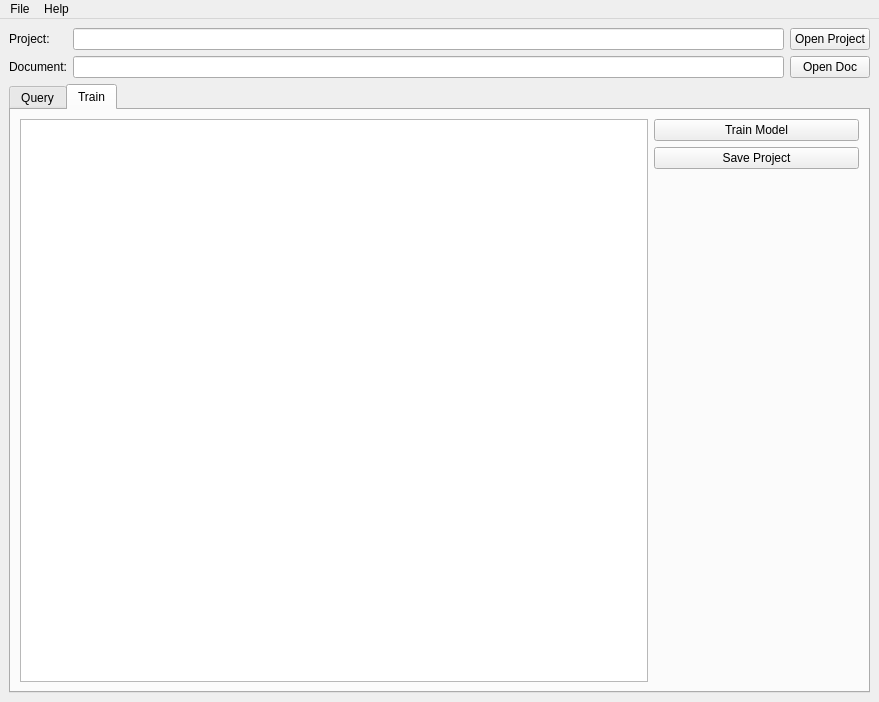
Above: GUI/doctopic.ui from SeeligA/doctopic before the change. Below: the same form after it.
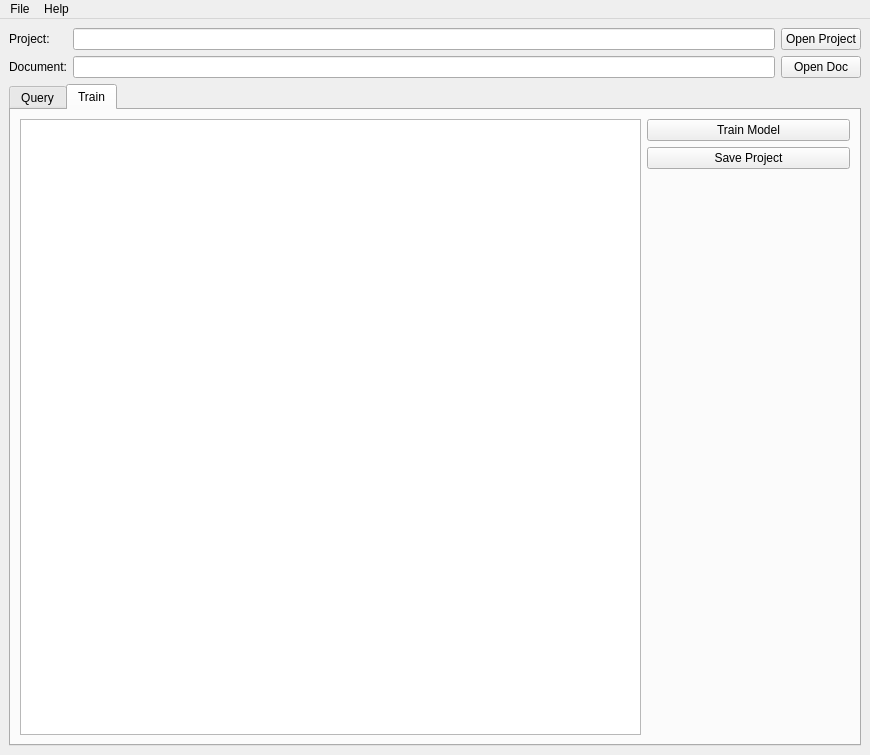
That is the form after the change.

Commit message: feat: add tfidf similarity lookup

```diff
--- a/GUI/doctopic.ui
+++ b/GUI/doctopic.ui
@@ -9,8 +9,8 @@
    <rect>
     <x>0</x>
     <y>0</y>
-    <width>879</width>
-    <height>702</height>
+    <width>870</width>
+    <height>755</height>
    </rect>
   </property>
   <property name="sizePolicy">
@@ -273,7 +273,7 @@
     <rect>
      <x>0</x>
      <y>0</y>
-     <width>879</width>
+     <width>870</width>
      <height>21</height>
     </rect>
    </property>
```
The commit also changes 2 other files.
